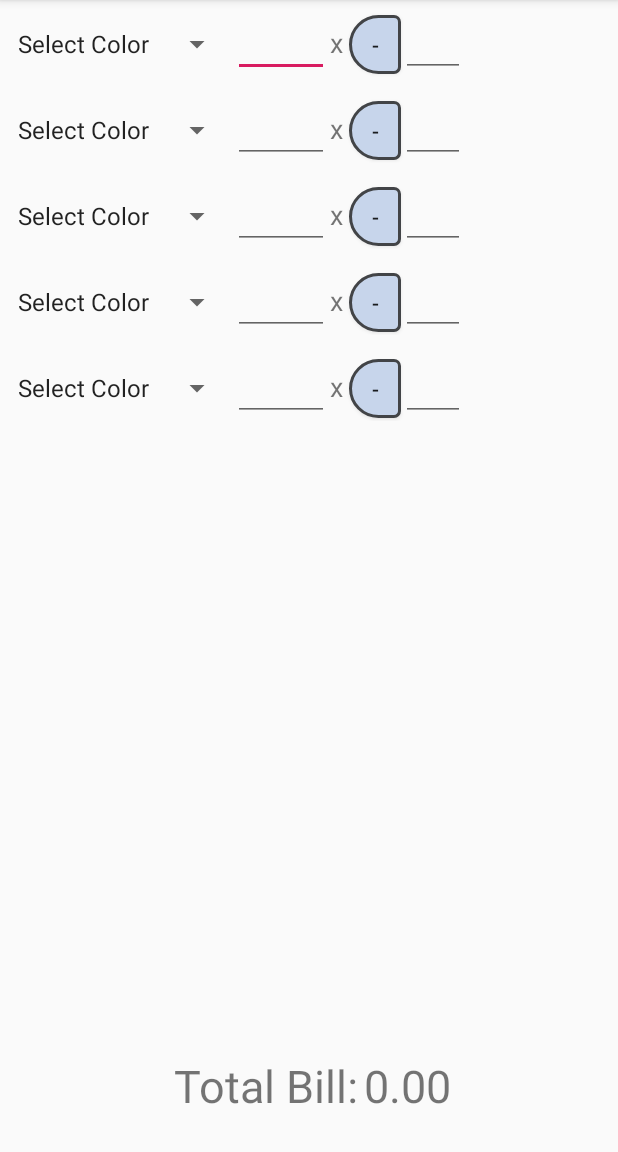
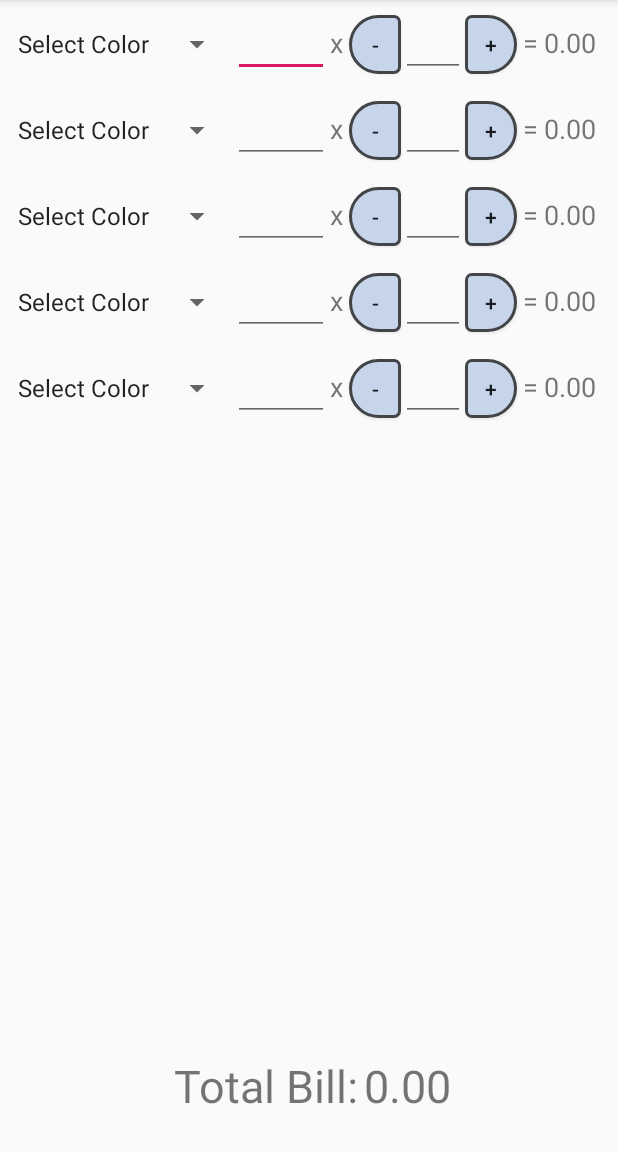
Before and after one commit to LJGladic/SushiPlateBillCalculator, an Android app: the screen it shows after launch (MainActivity), on a phone screen of 412 x 824 dp, the part 84-1236 px from its top. Run offline under Robolectric (Android 15) with nearby library versions, the phone set to English and light mode, and no system bars.

Commit message:
addRow() stuff - finished adding views to the row layout, need to write actual logic now.

```diff
--- a/app/src/main/java/com/example/sushiplatebillcalculator/MainActivity.java
+++ b/app/src/main/java/com/example/sushiplatebillcalculator/MainActivity.java
@@ -232,7 +232,7 @@ public class MainActivity extends AppCompatActivity {
 
         // Create the EditText that will hold the number of plates of the row
         EditText plateEdit = new EditText(this);
-        // Set the id of the plate EditText
+        // Set the id of the plate EditText so it can be found later
         plateEdit.setId(numRows + numPlatesOffset);
         // Set the Layout Parameters of the EditText
         plateEdit.setLayoutParams(params);
@@ -249,7 +249,58 @@ public class MainActivity extends AppCompatActivity {
         // Add the EditText to the LinearLayout for this row
         layout.addView(plateEdit);
 
+        // Create the plus button for the row
+        Button plusButton = new Button(this);
+        // Set the layout params of the button
+        plusButton.setLayoutParams(params);
+        // Set the text of the button to "-"
+        plusButton.setText(getResources().getString(R.string.plus_button));
+        // Set the background drawable of the button
+        plusButton.setBackground(getResources().getDrawable(R.drawable.button_half_pill_right));
+        // Set the min width of the button, we need to override both minWidth and MinimumWidth here
+        plusButton.setMinimumWidth((int) TypedValue.applyDimension(TypedValue.COMPLEX_UNIT_DIP,
+                minButtonWidth, getResources().getDisplayMetrics()));
+        plusButton.setMinWidth((int) TypedValue.applyDimension(TypedValue.COMPLEX_UNIT_DIP,
+                minButtonWidth, getResources().getDisplayMetrics()));
+        // Set the min height of the button, we need to override both minHeight and minimumHeight
+        plusButton.setMinHeight((int) TypedValue.applyDimension(TypedValue.COMPLEX_UNIT_DIP,
+                minButtonHeight, getResources().getDisplayMetrics()));
+        plusButton.setMinimumHeight((int) TypedValue.applyDimension(TypedValue.COMPLEX_UNIT_DIP,
+                minButtonHeight, getResources().getDisplayMetrics()));
+        // Add the button to the LinearLayout of the row
+        layout.addView(plusButton);
 
+        // Create the TextView that holds the "=" symbol
+        TextView equalView = new TextView(this);
+        // Set the layout params of the TextView
+        equalView.setLayoutParams(params);
+        // Set the padding of the TextView
+        equalView.setPaddingRelative(
+                getResources().getDimensionPixelOffset(R.dimen.equals_start_padding),
+                0, getResources().getDimensionPixelOffset(R.dimen.equals_end_padding), 0);
+        // Set the text size of the view
+        equalView.setTextSize(textSize);
+        // Set the gravity of the text view
+        equalView.setGravity(Gravity.CENTER_VERTICAL);
+        // Set the text of the view
+        equalView.setText(getResources().getString(R.string.equals));
+        // Add the view to the layout of the row
+        layout.addView(equalView);
+
+        // Create the TextView to hold to row total
+        TextView rowTotal = new TextView(this);
+        // Set the id of the TextView so it can be found later
+        rowTotal.setId(numRows + rowTotalOffset);
+        // Set the layout params of the view
+        rowTotal.setLayoutParams(params);
+        // Set the text size of the view
+        rowTotal.setTextSize(textSize);
+        // Set the gravity of the view
+        rowTotal.setGravity(Gravity.CENTER_VERTICAL);
+        // Set the initial text of the view
+        rowTotal.setText(getResources().getString(R.string.start_bill));
+        // Add the view to the layout of the row
+        layout.addView(rowTotal);
 
 
 
```
